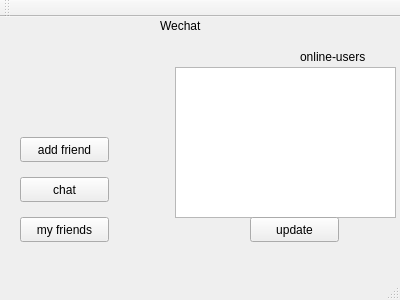
Above: wechat-client/wechat_client.ui from snowroll/Wechat-Lab before the change. Below: the same form after it.
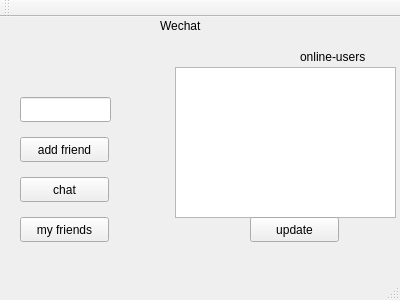
That is the form after the change.

Diff of the .ui file:
```diff
--- a/wechat-client/wechat_client.ui
+++ b/wechat-client/wechat_client.ui
@@ -102,6 +102,16 @@
      <string>update</string>
     </property>
    </widget>
+   <widget class="QLineEdit" name="name_edit">
+    <property name="geometry">
+     <rect>
+      <x>20</x>
+      <y>80</y>
+      <width>91</width>
+      <height>25</height>
+     </rect>
+    </property>
+   </widget>
   </widget>
   <widget class="QMenuBar" name="menuBar">
    <property name="geometry">
```
